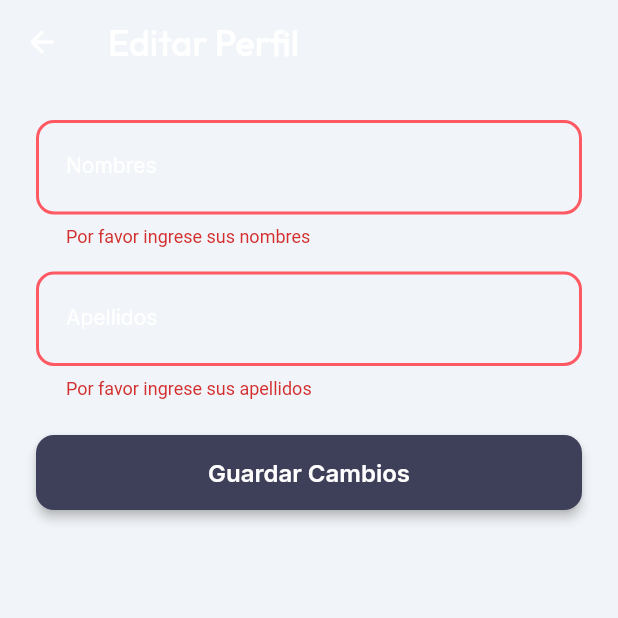
After one commit to Ing-de-Sofware/Parcela-new, a Flutter app: the EditProfileWidget screen opened by its route, after a tap on "Guardar Cambios", on a phone screen of 412 x 824 dp, the top half of it. The commit adds this screen. Run offline on Flutter 3.47's test engine with Material 3 defaults, Android fonts, the phone set to English and light mode, and no system bars; drawn by our look-alikes of auto_size_text; our stand-ins replace cached_network_image, dropdown_button2, easy_debounce, file_picker, flip_card, flutter_animate and 19 more; missing offline and left inert: json_path, mapbox_search, mime_type, pointer_interceptor; accounts and stored records are empty.

Commit message:
Show only names and surnames in edit profile as in registration

```diff
--- a/lib/flutter_flow/nav/nav.dart
+++ b/lib/flutter_flow/nav/nav.dart
@@ -67,6 +67,11 @@ GoRouter createRouter(AppStateNotifier appStateNotifier) => GoRouter(
           name: ProfileWidget.routeName,
           path: ProfileWidget.routePath,
           builder: (context, params) => ProfileWidget(),
+        ),
+        FFRoute(
+          name: EditProfileWidget.routeName,
+          path: EditProfileWidget.routePath,
+          builder: (context, params) => EditProfileWidget(),
         ),
         FFRoute(
           name: ParkingListWidget.routeName,
--- a/lib/index.dart
+++ b/lib/index.dart
@@ -4,6 +4,7 @@ export '/pages/general/login_page/login_page_widget.dart' show LoginPageWidget;
 export '/pages/traveler/parking_map/parking_map_widget.dart'
     show ParkingMapWidget;
 export '/pages/general/profile/profile_widget.dart' show ProfileWidget;
+export '/pages/general/profile/edit_profile_widget.dart' show EditProfileWidget;
 export '/pages/traveler/parking_list/parking_list_widget.dart'
     show ParkingListWidget;
 export '/pages/general/notifications/notifications_widget.dart'
--- /dev/null
+++ b/lib/pages/general/profile/edit_profile_model.dart
@@ -0,0 +1,35 @@
+import '/flutter_flow/flutter_flow_util.dart';
+import 'edit_profile_widget.dart' show EditProfileWidget;
+import 'package:flutter/material.dart';
+
+class EditProfileModel extends FlutterFlowModel<EditProfileWidget> {
+  ///  State fields for stateful widgets in this page.
+
+  // State field(s) for nombres widget.
+  FocusNode? nombresFocusNode;
+  TextEditingController? nombresTextController;
+  String? Function(BuildContext, String?)? nombresTextControllerValidator;
+
+  // State field(s) for apellidos widget.
+  FocusNode? apellidosFocusNode;
+  TextEditingController? apellidosTextController;
+  String? Function(BuildContext, String?)? apellidosTextControllerValidator;
+
+  @override
+  void initState(BuildContext context) {
+    nombresTextController = TextEditingController();
+    nombresFocusNode = FocusNode();
+
+    apellidosTextController = TextEditingController();
+    apellidosFocusNode = FocusNode();
+  }
+
+  @override
+  void dispose() {
+    nombresFocusNode?.dispose();
+    nombresTextController?.dispose();
+
+    apellidosFocusNode?.dispose();
+    apellidosTextController?.dispose();
+  }
+}
--- /dev/null
+++ b/lib/pages/general/profile/edit_profile_widget.dart
@@ -0,0 +1,271 @@
+import '/flutter_flow/flutter_flow_theme.dart';
+import '/flutter_flow/flutter_flow_util.dart';
+import '/flutter_flow/flutter_flow_widgets.dart';
+import 'package:flutter/material.dart';
+import 'package:google_fonts/google_fonts.dart';
+import 'package:shared_preferences/shared_preferences.dart';
+import 'edit_profile_model.dart';
+export 'edit_profile_model.dart';
+
+class EditProfileWidget extends StatefulWidget {
+  const EditProfileWidget({super.key});
+
+  static String routeName = 'EditProfile';
+  static String routePath = '/edit-profile';
+
+  @override
+  State<EditProfileWidget> createState() => _EditProfileWidgetState();
+}
+
+class _EditProfileWidgetState extends State<EditProfileWidget> {
+  late EditProfileModel _model;
+
+  final scaffoldKey = GlobalKey<ScaffoldState>();
+  final _formKey = GlobalKey<FormState>();
+
+  @override
+  void initState() {
+    super.initState();
+    // Inicializar el modelo inmediatamente para evitar LateInitializationError
+    _model = createModel(context, () => EditProfileModel());
+    // Cargar los datos del usuario después de la inicialización
+    _loadUserData();
+  }
+
+  Future<void> _loadUserData() async {
+    final prefs = await SharedPreferences.getInstance();
+    final nombres = prefs.getString('user_nombres') ?? '';
+    final apellidos = prefs.getString('user_apellidos') ?? '';
+
+    // Asignar los datos a los controladores después de cargarlos
+    if (mounted) {
+      setState(() {
+        _model.nombresTextController.text = nombres;
+        _model.apellidosTextController.text = apellidos;
+      });
+    }
+  }
+
+  @override
+  void dispose() {
+    _model.dispose();
+    super.dispose();
+  }
+
+  Future<void> _saveUserData() async {
+    if (_formKey.currentState!.validate()) {
+      final prefs = await SharedPreferences.getInstance();
+      await prefs.setString('user_nombres', _model.nombresTextController.text);
+      await prefs.setString('user_apellidos', _model.apellidosTextController.text);
+
+      ScaffoldMessenger.of(context).showSnackBar(
+        SnackBar(
+          content: Text('Perfil actualizado correctamente'),
+          backgroundColor: FlutterFlowTheme.of(context).primary,
+        ),
+      );
+
+      // Navegación segura - verificar que el contexto sigue válido
+      if (mounted) {
+        Navigator.of(context).pop();
+      }
+    }
+  }
+
+  @override
+  Widget build(BuildContext context) {
+    return Scaffold(
+      key: scaffoldKey,
+      backgroundColor: FlutterFlowTheme.of(context).secondaryBackground,
+      appBar: AppBar(
+        backgroundColor: Colors.transparent,
+        automaticallyImplyLeading: false,
+        leading: IconButton(
+          icon: Icon(
+            Icons.arrow_back_rounded,
+            color: Colors.white,
+            size: 24.0,
+          ),
+          onPressed: () {
+            Navigator.pop(context);
+          },
+        ),
+        title: Text(
+          'Editar Perfil',
+          style: FlutterFlowTheme.of(context).headlineMedium.override(
+                font: GoogleFonts.outfit(
+                  fontWeight: FontWeight.w500,
+                ),
+                color: Colors.white,
+                fontSize: 24.0,
+                letterSpacing: 0.0,
+                fontWeight: FontWeight.w500,
+              ),
+        ),
+        actions: [],
+        centerTitle: false,
+        elevation: 0.0,
+      ),
+      body: SafeArea(
+        top: true,
+        child: Form(
+          key: _formKey,
+          child: Padding(
+            padding: EdgeInsetsDirectional.fromSTEB(24.0, 24.0, 24.0, 24.0),
+            child: Column(
+              mainAxisSize: MainAxisSize.max,
+              children: [
+                Padding(
+                  padding: EdgeInsetsDirectional.fromSTEB(0.0, 0.0, 0.0, 16.0),
+                  child: TextFormField(
+                    controller: _model.nombresTextController,
+                    focusNode: _model.nombresFocusNode,
+                    decoration: InputDecoration(
+                      labelText: 'Nombres',
+                      labelStyle: FlutterFlowTheme.of(context).labelMedium.override(
+                            font: GoogleFonts.inter(),
+                            color: Colors.white,
+                            letterSpacing: 0.0,
+                          ),
+                      hintStyle: FlutterFlowTheme.of(context).labelMedium.override(
+                            font: GoogleFonts.inter(),
+                            color: Colors.white70,
+                            letterSpacing: 0.0,
+                          ),
+                      enabledBorder: OutlineInputBorder(
+                        borderSide: BorderSide(
+                          color: FlutterFlowTheme.of(context).alternate,
+                          width: 2.0,
+                        ),
+                        borderRadius: BorderRadius.circular(12.0),
+                      ),
+                      focusedBorder: OutlineInputBorder(
+                        borderSide: BorderSide(
+                          color: FlutterFlowTheme.of(context).primary,
+                          width: 2.0,
+                        ),
+                        borderRadius: BorderRadius.circular(12.0),
+                      ),
+                      errorBorder: OutlineInputBorder(
+                        borderSide: BorderSide(
+                          color: FlutterFlowTheme.of(context).error,
+                          width: 2.0,
+                        ),
+                        borderRadius: BorderRadius.circular(12.0),
+                      ),
+                      focusedErrorBorder: OutlineInputBorder(
+                        borderSide: BorderSide(
+                          color: FlutterFlowTheme.of(context).error,
+                          width: 2.0,
+                        ),
+                        borderRadius: BorderRadius.circular(12.0),
+                      ),
+                      filled: true,
+                      fillColor: FlutterFlowTheme.of(context).secondaryBackground,
+                      contentPadding: EdgeInsetsDirectional.fromSTEB(20.0, 24.0, 0.0, 24.0),
+                    ),
+                    style: FlutterFlowTheme.of(context).bodyMedium.override(
+                          font: GoogleFonts.inter(),
+                          color: Colors.white,
+                          letterSpacing: 0.0,
+                        ),
+                    validator: (value) {
+                      if (value == null || value.isEmpty) {
+                        return 'Por favor ingrese sus nombres';
+                      }
+                      return null;
+                    },
+                  ),
+                ),
+                Padding(
+                  padding: EdgeInsetsDirectional.fromSTEB(0.0, 0.0, 0.0, 24.0),
+                  child: TextFormField(
+                    controller: _model.apellidosTextController,
+                    focusNode: _model.apellidosFocusNode,
+                    decoration: InputDecoration(
+                      labelText: 'Apellidos',
+                      labelStyle: FlutterFlowTheme.of(context).labelMedium.override(
+                            font: GoogleFonts.inter(),
+                            color: Colors.white,
+                            letterSpacing: 0.0,
+                          ),
+                      hintStyle: FlutterFlowTheme.of(context).labelMedium.override(
+                            font: GoogleFonts.inter(),
+                            color: Colors.white70,
+                            letterSpacing: 0.0,
+                          ),
+                      enabledBorder: OutlineInputBorder(
+                        borderSide: BorderSide(
+                          color: FlutterFlowTheme.of(context).alternate,
+                          width: 2.0,
+                        ),
+                        borderRadius: BorderRadius.circular(12.0),
+                      ),
+                      focusedBorder: OutlineInputBorder(
+                        borderSide: BorderSide(
+                          color: FlutterFlowTheme.of(context).primary,
+                          width: 2.0,
+                        ),
+                        borderRadius: BorderRadius.circular(12.0),
+                      ),
+                      errorBorder: OutlineInputBorder(
+                        borderSide: BorderSide(
+                          color: FlutterFlowTheme.of(context).error,
+                          width: 2.0,
+                        ),
+                        borderRadius: BorderRadius.circular(12.0),
+                      ),
+                      focusedErrorBorder: OutlineInputBorder(
+                        borderSide: BorderSide(
+                          color: FlutterFlowTheme.of(context).error,
+                          width: 2.0,
+                        ),
+                        borderRadius: BorderRadius.circular(12.0),
+                      ),
+                      filled: true,
+                      fillColor: FlutterFlowTheme.of(context).secondaryBackground,
+                      contentPadding: EdgeInsetsDirectional.fromSTEB(20.0, 24.0, 0.0, 24.0),
+                    ),
+                    style: FlutterFlowTheme.of(context).bodyMedium.override(
+                          font: GoogleFonts.inter(),
+                          color: Colors.white,
+                          letterSpacing: 0.0,
+                        ),
+                    validator: (value) {
+                      if (value == null || value.isEmpty) {
+                        return 'Por favor ingrese sus apellidos';
+                      }
+                      return null;
+                    },
+                  ),
+                ),
+                FFButtonWidget(
+                  onPressed: _saveUserData,
+                  text: 'Guardar Cambios',
+                  options: FFButtonOptions(
+                    width: double.infinity,
+                    height: 50.0,
+                    padding: EdgeInsetsDirectional.fromSTEB(24.0, 0.0, 24.0, 0.0),
+                    iconPadding: EdgeInsetsDirectional.fromSTEB(0.0, 0.0, 0.0, 0.0),
+                    color: FlutterFlowTheme.of(context).primary,
+                    textStyle: FlutterFlowTheme.of(context).titleSmall.override(
+                          font: GoogleFonts.inter(),
+                          color: Colors.white,
+                          letterSpacing: 0.0,
+                        ),
+                    elevation: 3.0,
+                    borderSide: BorderSide(
+                      color: Colors.transparent,
+                      width: 1.0,
+                    ),
+                    borderRadius: BorderRadius.circular(12.0),
+                  ),
+                ),
+              ],
+            ),
+          ),
+        ),
+      ),
+    );
+  }
+}
--- a/lib/pages/general/profile/profile_widget.dart
+++ b/lib/pages/general/profile/profile_widget.dart
@@ -252,10 +252,29 @@ class _ProfileWidgetState extends State<ProfileWidget>
                               Expanded(
                                 child: Align(
                                   alignment: AlignmentDirectional(0.9, 0.0),
-                                  child: Icon(
-                                    Icons.arrow_forward_ios,
-                                    color: FlutterFlowTheme.of(context).primary,
-                                    size: 18.0,
+                                  child: InkWell(
+                                    splashColor: Colors.transparent,
+                                    focusColor: Colors.transparent,
+                                    hoverColor: Colors.transparent,
+                                    highlightColor: Colors.transparent,
+                                    onTap: () async {
+                                      context.pushNamed(
+                                        EditProfileWidget.routeName,
+                                        extra: <String, dynamic>{
+                                          kTransitionInfoKey: TransitionInfo(
+                                            hasTransition: true,
+                                            transitionType:
+                                                PageTransitionType.fade,
+                                            duration: Duration(milliseconds: 0),
+                                          ),
+                                        },
+                                      );
+                                    },
+                                    child: Icon(
+                                      Icons.arrow_forward_ios,
+                                      color: FlutterFlowTheme.of(context).primary,
+                                      size: 18.0,
+                                    ),
                                   ),
                                 ),
                               ),
--- a/lib/pages/general/register/register_widget.dart
+++ b/lib/pages/general/register/register_widget.dart
@@ -11,6 +11,7 @@ import 'package:flutter/scheduler.dart';
 import 'package:flutter_animate/flutter_animate.dart';
 import 'package:google_fonts/google_fonts.dart';
 import 'package:provider/provider.dart';
+import 'package:shared_preferences/shared_preferences.dart';
 import 'register_model.dart';
 export 'register_model.dart';
 
@@ -31,6 +32,22 @@ class _RegisterWidgetState extends State<RegisterWidget>
   final scaffoldKey = GlobalKey<ScaffoldState>();
 
   final animationsMap = <String, AnimationInfo>{};
+
+  Future<void> _saveRegistrationDataTemporarily() async {
+    final prefs = await SharedPreferences.getInstance();
+
+    // Guardar temporalmente los nombres y apellidos para usar después
+    if (_model.nameTextController.text.isNotEmpty) {
+      await prefs.setString('temp_user_nombres', _model.nameTextController.text);
+      // También guardar directamente para asegurar disponibilidad inmediata
+      await prefs.setString('user_nombres', _model.nameTextController.text);
+    }
+    if (_model.lastnameTextController.text.isNotEmpty) {
+      await prefs.setString('temp_user_apellidos', _model.lastnameTextController.text);
+      // También guardar directamente para asegurar disponibilidad inmediata
+      await prefs.setString('user_apellidos', _model.lastnameTextController.text);
+    }
+  }
 
   @override
   void initState() {
@@ -1595,6 +1612,9 @@ class _RegisterWidgetState extends State<RegisterWidget>
                                                     0.0, 0.0),
                                                 child: FFButtonWidget(
                                                   onPressed: () async {
+                                                    // Guardar temporalmente los datos del registro
+                                                    await _saveRegistrationDataTemporarily();
+
                                                     await showModalBottomSheet(
                                                       isScrollControlled: true,
                                                       backgroundColor:
--- a/lib/pages/general/tutorial/tutorial_widget.dart
+++ b/lib/pages/general/tutorial/tutorial_widget.dart
@@ -1,16 +1,12 @@
 import '/flutter_flow/flutter_flow_animations.dart';
 import '/flutter_flow/flutter_flow_theme.dart';
 import '/flutter_flow/flutter_flow_util.dart';
-import '/flutter_flow/flutter_flow_widgets.dart';
-import 'dart:math';
-import 'dart:ui';
 import '/index.dart';
 import 'package:flutter/material.dart';
-import 'package:flutter/scheduler.dart';
 import 'package:flutter_animate/flutter_animate.dart';
 import 'package:font_awesome_flutter/font_awesome_flutter.dart';
 import 'package:google_fonts/google_fonts.dart';
-import 'package:provider/provider.dart';
+import 'package:shared_preferences/shared_preferences.dart';
 import 'tutorial_model.dart';
 export 'tutorial_model.dart';
 
@@ -31,6 +27,42 @@ class _TutorialWidgetState extends State<TutorialWidget>
   final scaffoldKey = GlobalKey<ScaffoldState>();
 
   final animationsMap = <String, AnimationInfo>{};
+
+  Future<void> _saveRegistrationDataForHost() async {
+    final prefs = await SharedPreferences.getInstance();
+
+    // Obtener los datos de registro que están almacenados temporalmente
+    final nombres = prefs.getString('temp_user_nombres') ?? '';
+    final apellidos = prefs.getString('temp_user_apellidos') ?? '';
+
+    // Guardar los datos permanentemente para el perfil (redundante pero seguro)
+    if (nombres.isNotEmpty && apellidos.isNotEmpty) {
+      await prefs.setString('user_nombres', nombres);
+      await prefs.setString('user_apellidos', apellidos);
+
+      // Limpiar los datos temporales después de confirmar el guardado
+      await prefs.remove('temp_user_nombres');
+      await prefs.remove('temp_user_apellidos');
+    }
+  }
+
+  Future<void> _saveRegistrationDataForTraveler() async {
+    final prefs = await SharedPreferences.getInstance();
+
+    // Obtener los datos de registro que están almacenados temporalmente
+    final nombres = prefs.getString('temp_user_nombres') ?? '';
+    final apellidos = prefs.getString('temp_user_apellidos') ?? '';
+
+    // Guardar los datos permanentemente para el perfil también para viajeros
+    if (nombres.isNotEmpty && apellidos.isNotEmpty) {
+      await prefs.setString('user_nombres', nombres);
+      await prefs.setString('user_apellidos', apellidos);
+
+      // Limpiar los datos temporales después de confirmar el guardado
+      await prefs.remove('temp_user_nombres');
+      await prefs.remove('temp_user_apellidos');
+    }
+  }
 
   @override
   void initState() {
@@ -159,16 +191,21 @@ class _TutorialWidgetState extends State<TutorialWidget>
                 children: [
                   Container(
                     width: double.infinity,
-                    height: 250.0,
+                    height: 280.0,
                     decoration: BoxDecoration(
                       borderRadius: BorderRadius.circular(16.0),
                     ),
                     alignment: AlignmentDirectional(0.0, 0.0),
                     child: Column(
                       mainAxisSize: MainAxisSize.min,
+                      mainAxisAlignment: MainAxisAlignment.center,
+                      crossAxisAlignment: CrossAxisAlignment.center,
                       children: [
-                        Text(
-                          '¿Que quieres ser?',
+                        Padding(
+                          padding: EdgeInsetsDirectional.fromSTEB(0.0, 16.0, 0.0, 16.0),
+                          child: Text(
+                            '¿Qué quieres ser?',
+                            textAlign: TextAlign.center,
                             style: FlutterFlowTheme.of(context)
                                 .displaySmall
                                 .override(
@@ -191,13 +228,16 @@ class _TutorialWidgetState extends State<TutorialWidget>
                                       .fontStyle,
                                 ),
                           ),
-                        ClipRRect(
+                        ),
+                        Flexible(
+                          child: ClipRRect(
                             borderRadius: BorderRadius.circular(8.0),
                             child: Image.asset(
                               'assets/images/Parcela.png',
                               width: 286.8,
                               height: 200.0,
                               fit: BoxFit.cover,
+                            ),
                           ),
                         ),
                       ],
@@ -220,6 +260,9 @@ class _TutorialWidgetState extends State<TutorialWidget>
                         hoverColor: Colors.transparent,
                         highlightColor: Colors.transparent,
                         onTap: () async {
+                          // Guardar automáticamente los datos del registro para viajeros también
+                          await _saveRegistrationDataForTraveler();
+
                           context.pushNamed(
                             TutorialTravelerWidget.routeName,
                             extra: <String, dynamic>{
@@ -328,9 +371,9 @@ class _TutorialWidgetState extends State<TutorialWidget>
                                   .addToStart(SizedBox(height: 18.0)),
                             ),
                           ),
-                        ),
                         ).animateOnPageLoad(
                             animationsMap['containerOnPageLoadAnimation2']!),
+                      ),
                     ),
                   ),
                   Align(
@@ -344,6 +387,9 @@ class _TutorialWidgetState extends State<TutorialWidget>
                         hoverColor: Colors.transparent,
                         highlightColor: Colors.transparent,
                         onTap: () async {
+                          // Guardar automáticamente los datos del registro para anfitriones
+                          await _saveRegistrationDataForHost();
+
                           context.pushNamed(
                             TutorialHostWidget.routeName,
                             extra: <String, dynamic>{
@@ -451,16 +497,14 @@ class _TutorialWidgetState extends State<TutorialWidget>
                                   .addToStart(SizedBox(height: 18.0)),
                             ),
                           ),
-                        ),
                         ).animateOnPageLoad(
                             animationsMap['containerOnPageLoadAnimation3']!),
                       ),
                     ),
+                  ),
                 ],
               ),
-            ]
-                .addToStart(SizedBox(height: 30.0))
-                .addToEnd(SizedBox(height: 30.0)),
+            ],
           ),
         ),
       ),
```
Lines whose indentation alone changed are shown as unchanged.
